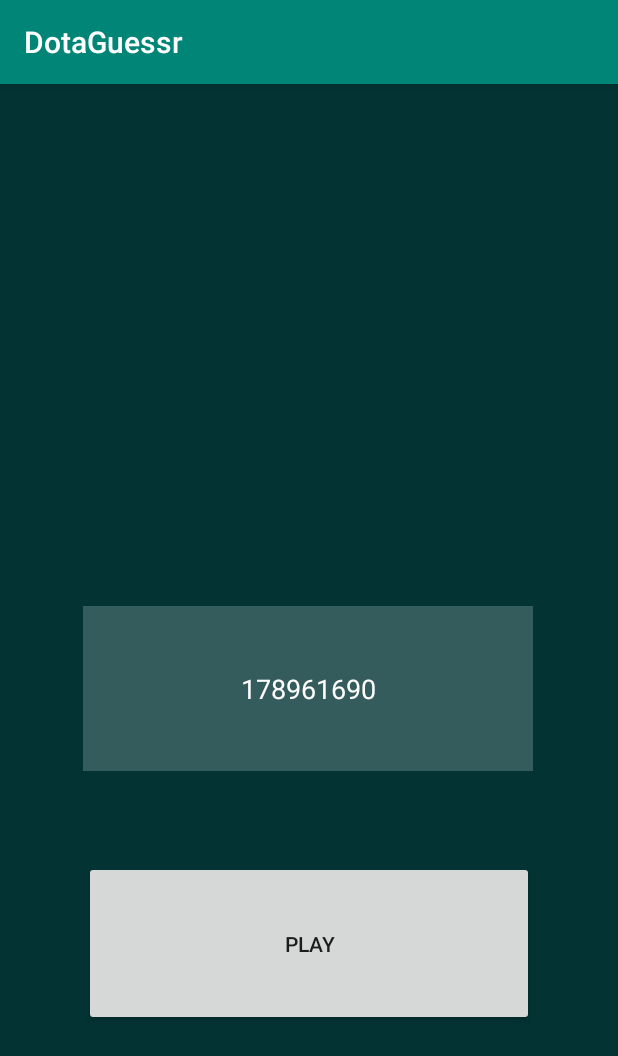
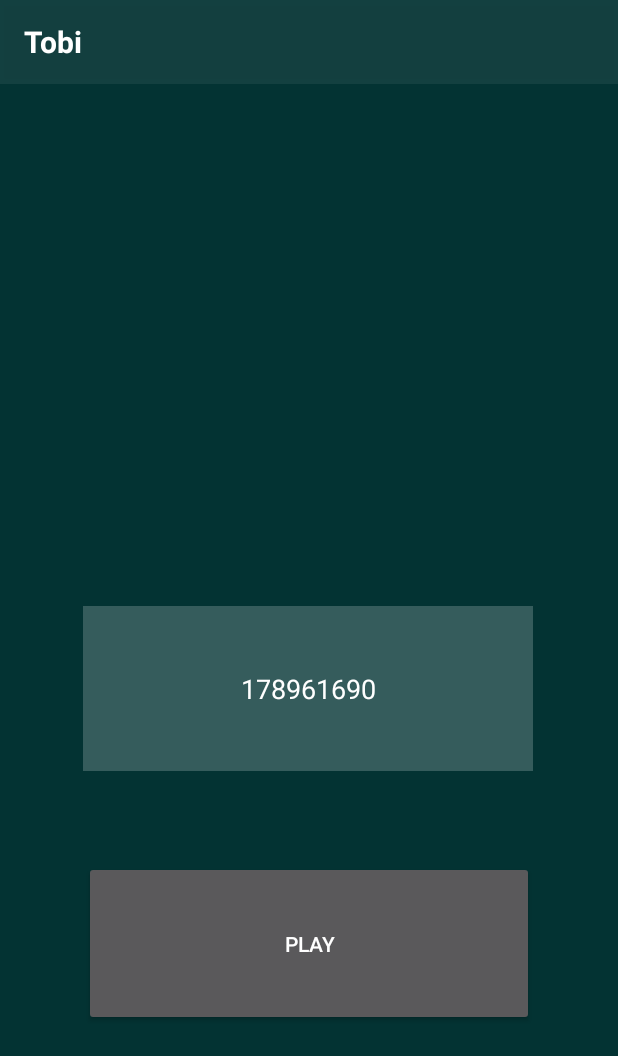
Before and after one commit to RobertSimonovski/DotaGuessr, an Android app: the screen it shows after launch (MainActivity), on a phone screen of 412 x 824 dp. Shown: the top 1056 px of the screen. Run offline under Robolectric (Android 15) with nearby library versions, the phone set to English and light mode, and no system bars.

Commit message:
modified:   app/src/main/AndroidManifest.xml modified:   app/src/main/java/com/example/dotaguessr/GameDataProvider.java modified:   app/src/main/java/com/example/dotaguessr/MainActivity.java modified:   app/src/main/res/layout/activity_main.xml

```diff
--- a/app/src/main/AndroidManifest.xml
+++ b/app/src/main/AndroidManifest.xml
@@ -13,7 +13,7 @@
             android:theme="@style/AppTheme">
         <activity android:name=".AnswerActivity" android:theme="@style/Theme.Transparent">
         </activity>
-        <activity android:name=".MainActivity">
+        <activity android:name=".MainActivity" android:theme="@style/Theme.AppCompat.NoActionBar">
             <intent-filter>
                 <action android:name="android.intent.action.MAIN"/>
 
--- a/app/src/main/java/com/example/dotaguessr/GameDataProvider.java
+++ b/app/src/main/java/com/example/dotaguessr/GameDataProvider.java
@@ -1,4 +1,6 @@
 package com.example.dotaguessr;
 
-public class GameDataProvider {
+import androidx.lifecycle.ViewModel;
+
+public class GameDataProvider extends ViewModel {
 }
--- a/app/src/main/java/com/example/dotaguessr/MainActivity.java
+++ b/app/src/main/java/com/example/dotaguessr/MainActivity.java
@@ -5,8 +5,10 @@ import android.content.res.Resources;
 import android.util.Log;
 import android.view.View;
 import android.widget.EditText;
+import androidx.appcompat.app.ActionBar;
 import androidx.appcompat.app.AppCompatActivity;
 import android.os.Bundle;
+import androidx.appcompat.widget.Toolbar;
 
 import java.io.BufferedReader;
 import java.io.IOException;
@@ -19,6 +21,10 @@ public class MainActivity extends AppCompatActivity {
     protected void onCreate(Bundle savedInstanceState) {
         super.onCreate(savedInstanceState);
         setContentView(R.layout.activity_main);
+        Toolbar myToolbar = (Toolbar) findViewById(R.id.my_toolbar);
+        setSupportActionBar(myToolbar);
+        ActionBar actionBar = getSupportActionBar();
+        actionBar.setDisplayShowTitleEnabled(false);
         try {
             Item.setItems(getResources().openRawResource(R.raw.items));
             Hero.setHeroes(getResources().openRawResource(R.raw.heroes));
--- a/app/src/main/res/layout/activity_main.xml
+++ b/app/src/main/res/layout/activity_main.xml
@@ -7,6 +7,24 @@
         android:layout_height="match_parent"
         android:background="@color/blueGreenBackground"
         tools:context=".MainActivity">
+    <androidx.appcompat.widget.Toolbar
+            android:id="@+id/my_toolbar"
+            android:layout_width="match_parent"
+            android:layout_height="?attr/actionBarSize"
+            android:background="@color/darkWhiteTransparent"
+            android:elevation="4dp"
+            app:layout_constraintTop_toTopOf="parent"
+            app:layout_constraintStart_toStartOf="parent"
+            android:theme="@style/ThemeOverlay.AppCompat.ActionBar"
+            app:popupTheme="@style/ThemeOverlay.AppCompat.Light">
+                <TextView android:layout_width="wrap_content"
+                          android:layout_height="wrap_content"
+                          android:textStyle="bold"
+                          android:textColor="@android:color/white"
+                          android:text="Tobi"
+                          android:textSize="20sp"
+                />
+    </androidx.appcompat.widget.Toolbar>
     <Button
             android:text="Play"
             android:layout_width="300dp"
```
